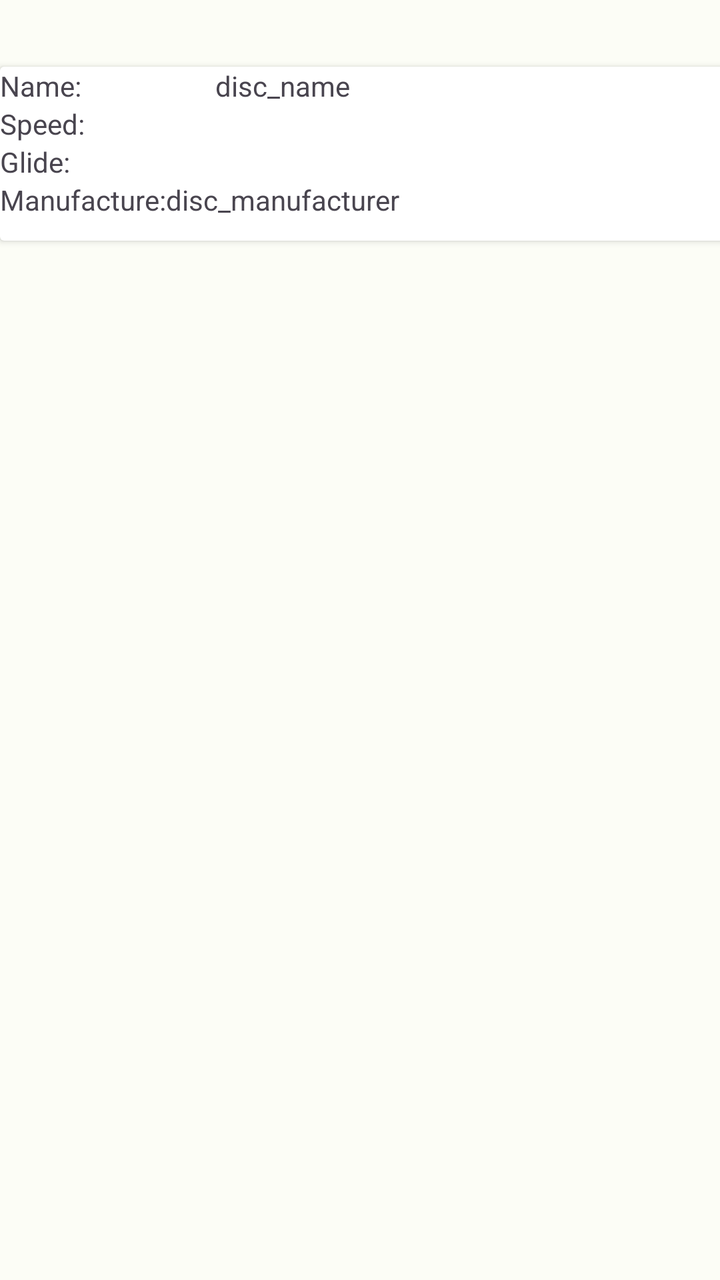
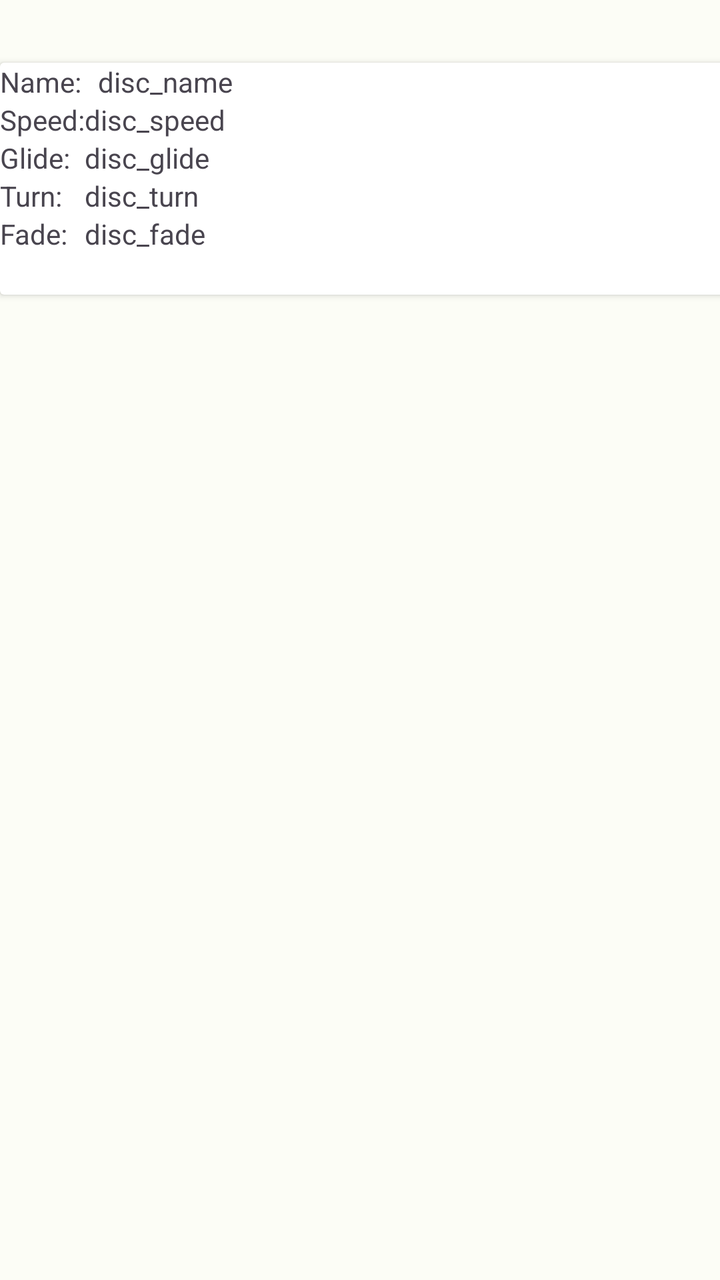

Compare the two renders of this Android layout. The source of the first and the diff that turns it into the second are given below.
<!-- AndroidManifest.xml: application theme Theme.DiscgolfApp -->
<!-- res/layout/disc_list_item.xml -->
<?xml version="1.0" encoding="utf-8"?>
<androidx.constraintlayout.widget.ConstraintLayout xmlns:android="http://schemas.android.com/apk/res/android"
    xmlns:app="http://schemas.android.com/apk/res-auto"
    xmlns:tools="http://schemas.android.com/tools"
    android:layout_width="match_parent"
    android:layout_height="match_parent">

    <androidx.cardview.widget.CardView
        android:layout_width="472dp"
        android:layout_height="87dp"
        android:textAlignment="center"
        app:layout_constraintBottom_toBottomOf="parent"
        app:layout_constraintEnd_toEndOf="parent"
        app:layout_constraintHorizontal_bias="0.0"
        app:layout_constraintStart_toStartOf="parent"
        app:layout_constraintTop_toTopOf="parent"
        app:layout_constraintVertical_bias="0.06">

        <TableLayout
            android:layout_width="match_parent"
            android:layout_height="match_parent">

            <TableRow
                android:layout_width="match_parent"
                android:layout_height="match_parent" >

                <TextView
                    android:id="@+id/textView"
                    android:layout_width="wrap_content"
                    android:layout_height="wrap_content"
                    android:text="Name:" />

                <TextView
                    android:id="@+id/discNameTextView"
                    android:layout_width="81dp"
                    android:layout_height="wrap_content"
                    android:text="@string/disc_name"
                    android:textAlignment="center" />

            </TableRow>

            <TableRow
                android:layout_width="match_parent"
                android:layout_height="match_parent" >

                <TextView
                    android:id="@+id/textView2"
                    android:layout_width="wrap_content"
                    android:layout_height="wrap_content"
                    android:text="Speed:" />

            </TableRow>

            <TableRow
                android:layout_width="match_parent"
                android:layout_height="match_parent" >

                <TextView
                    android:id="@+id/textView3"
                    android:layout_width="wrap_content"
                    android:layout_height="wrap_content"
                    android:text="Glide:" />
            </TableRow>

            <TableRow
                android:layout_width="match_parent"
                android:layout_height="match_parent" >

                <TextView
                    android:id="@+id/textView4"
                    android:layout_width="wrap_content"
                    android:layout_height="wrap_content"
                    android:text="Manufacture:" />

                <TextView
                    android:id="@+id/discManufacturerTextView"
                    android:layout_width="wrap_content"
                    android:layout_height="wrap_content"
                    android:text="@string/disc_manufacturer" />

            </TableRow>
        </TableLayout>

    </androidx.cardview.widget.CardView>

</androidx.constraintlayout.widget.ConstraintLayout>
<!-- resources referenced by this layout -->
<resources>
  <string name="disc_manufacturer">disc_manufacturer</string>
  <string name="disc_name">disc_name</string>
  <color name="md_theme_light_primary">#266C2B</color>
  <color name="md_theme_light_onPrimary">#FFFFFF</color>
  <color name="md_theme_light_primaryContainer">#AAF5A4</color>
  <color name="md_theme_light_onPrimaryContainer">#002204</color>
  <color name="md_theme_light_secondary">#52634F</color>
  <color name="md_theme_light_onSecondary">#FFFFFF</color>
  <color name="md_theme_light_secondaryContainer">#D5E8CF</color>
  <color name="md_theme_light_onSecondaryContainer">#101F10</color>
  <color name="md_theme_light_tertiary">#38656A</color>
  <color name="md_theme_light_onTertiary">#FFFFFF</color>
  <color name="md_theme_light_tertiaryContainer">#BCEBF1</color>
  <color name="md_theme_light_onTertiaryContainer">#001F23</color>
  <color name="md_theme_light_error">#BA1A1A</color>
  <color name="md_theme_light_errorContainer">#FFDAD6</color>
  <color name="md_theme_light_onError">#FFFFFF</color>
  <color name="md_theme_light_onErrorContainer">#410002</color>
  <color name="md_theme_light_background">#FCFDF6</color>
  <color name="md_theme_light_onBackground">#1A1C19</color>
  <color name="md_theme_light_surface">#FCFDF6</color>
  <color name="md_theme_light_onSurface">#1A1C19</color>
  <color name="md_theme_light_surfaceVariant">#DEE5D8</color>
  <color name="md_theme_light_onSurfaceVariant">#424940</color>
  <color name="md_theme_light_outline">#72796F</color>
  <color name="md_theme_light_inverseOnSurface">#F0F1EB</color>
  <color name="md_theme_light_inverseSurface">#2F312D</color>
  <color name="md_theme_light_inversePrimary">#8FD88A</color>
  <!-- unchanged entries left out for length: 1 -->
</resources>

<!-- the commit's change to res/layout/disc_list_item.xml (unified diff, before → after) -->
@@ -6,8 +6,8 @@
     android:layout_height="match_parent">
 
     <androidx.cardview.widget.CardView
-        android:layout_width="472dp"
-        android:layout_height="87dp"
+        android:layout_width="459dp"
+        android:layout_height="116dp"
         android:textAlignment="center"
         app:layout_constraintBottom_toBottomOf="parent"
         app:layout_constraintEnd_toEndOf="parent"
@@ -22,13 +22,13 @@
 
             <TableRow
                 android:layout_width="match_parent"
-                android:layout_height="match_parent" >
+                android:layout_height="match_parent">
 
                 <TextView
                     android:id="@+id/textView"
                     android:layout_width="wrap_content"
                     android:layout_height="wrap_content"
-                    android:text="Name:" />
+                    android:text="@string/name" />
 
                 <TextView
                     android:id="@+id/discNameTextView"
@@ -41,44 +41,73 @@
 
             <TableRow
                 android:layout_width="match_parent"
-                android:layout_height="match_parent" >
+                android:layout_height="match_parent">
 
                 <TextView
                     android:id="@+id/textView2"
                     android:layout_width="wrap_content"
                     android:layout_height="wrap_content"
-                    android:text="Speed:" />
+                    android:text="@string/speed" />
+
+                <TextView
+                    android:id="@+id/discSpeedTextView"
+                    android:layout_width="wrap_content"
+                    android:layout_height="wrap_content"
+                    android:text="@string/disc_speed" />
 
             </TableRow>
 
             <TableRow
                 android:layout_width="match_parent"
-                android:layout_height="match_parent" >
+                android:layout_height="match_parent">
 
                 <TextView
                     android:id="@+id/textView3"
                     android:layout_width="wrap_content"
                     android:layout_height="wrap_content"
-                    android:text="Glide:" />
+                    android:text="@string/glide" />
+
+                <TextView
+                    android:id="@+id/discGlideTextView"
+                    android:layout_width="wrap_content"
+                    android:layout_height="wrap_content"
+                    android:text="@string/disc_glide" />
             </TableRow>
 
             <TableRow
                 android:layout_width="match_parent"
-                android:layout_height="match_parent" >
+                android:layout_height="match_parent">
 
                 <TextView
-                    android:id="@+id/textView4"
+                    android:id="@+id/textView9"
                     android:layout_width="wrap_content"
                     android:layout_height="wrap_content"
-                    android:text="Manufacture:" />
+                    android:text="@string/turn" />
 
                 <TextView
-                    android:id="@+id/discManufacturerTextView"
+                    android:id="@+id/discTurnTextView"
                     android:layout_width="wrap_content"
                     android:layout_height="wrap_content"
-                    android:text="@string/disc_manufacturer" />
+                    android:text="@string/disc_turn" />
+            </TableRow>
 
+            <TableRow
+                android:layout_width="match_parent"
+                android:layout_height="match_parent">
+
+                <TextView
+                    android:id="@+id/textView10"
+                    android:layout_width="wrap_content"
+                    android:layout_height="wrap_content"
+                    android:text="@string/fade" />
+
+                <TextView
+                    android:id="@+id/discFadeTextView"
+                    android:layout_width="wrap_content"
+                    android:layout_height="wrap_content"
+                    android:text="@string/disc_fade" />
             </TableRow>
+
         </TableLayout>
 
     </androidx.cardview.widget.CardView>
<!-- resource entries referenced after the edit -->
@@ -1,7 +1,15 @@
 <!-- resources referenced by this layout -->
 <resources>
-  <string name="disc_manufacturer">disc_manufacturer</string>
+  <string name="disc_fade">disc_fade</string>
+  <string name="disc_glide">disc_glide</string>
   <string name="disc_name">disc_name</string>
+  <string name="disc_speed">disc_speed</string>
+  <string name="disc_turn">disc_turn</string>
+  <string name="fade">Fade:</string>
+  <string name="glide">Glide:</string>
+  <string name="name">Name:</string>
+  <string name="speed">Speed:</string>
+  <string name="turn">Turn:</string>
   <color name="md_theme_light_primary">#266C2B</color>
   <color name="md_theme_light_onPrimary">#FFFFFF</color>
   <color name="md_theme_light_primaryContainer">#AAF5A4</color>
